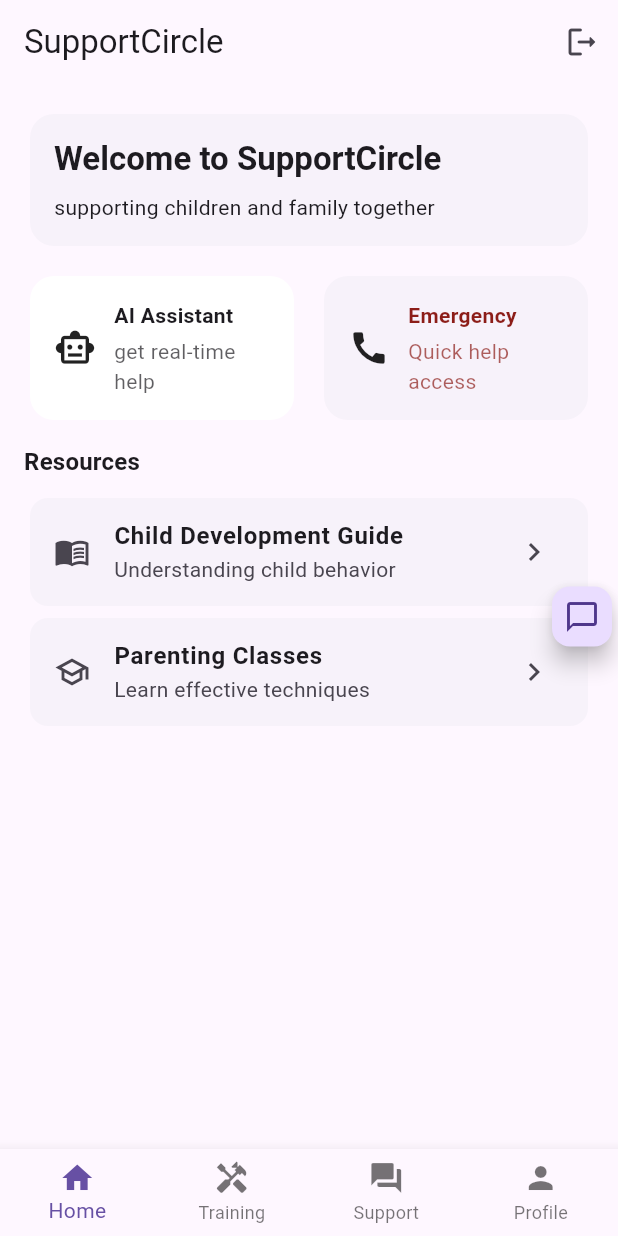
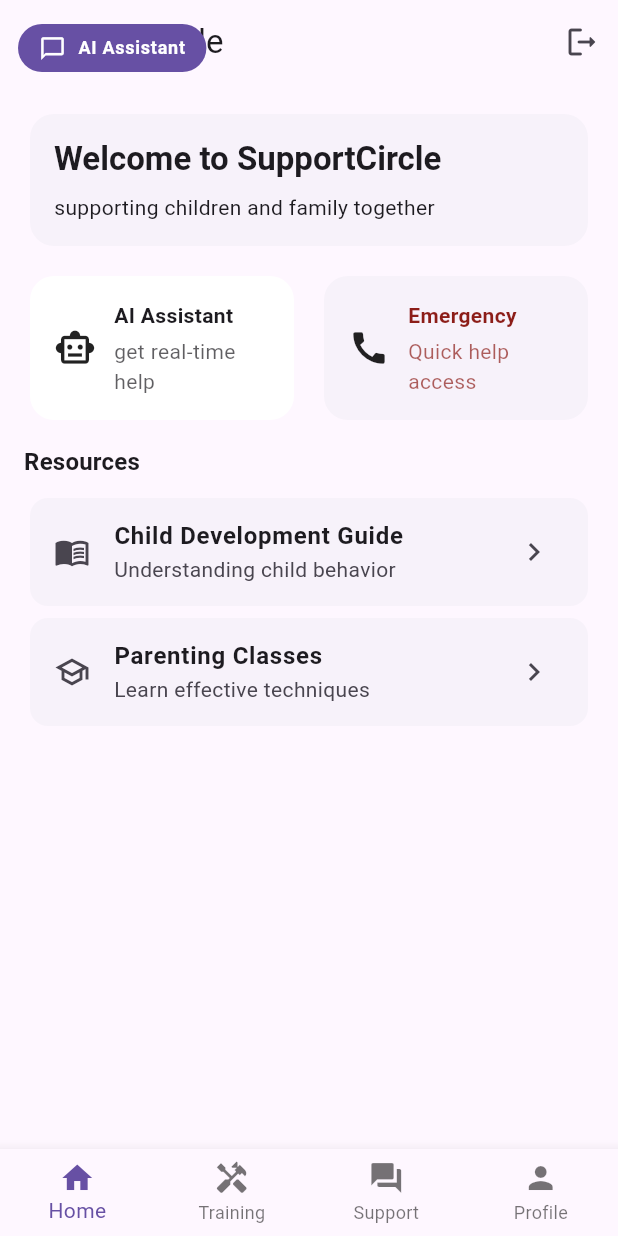
Before and after one commit to henryisacommonname/SupportCircle, a Flutter app: the screen it shows once a user with an empty profile is signed in, on a phone screen of 412 x 824 dp. Run offline on Flutter 3.47's test engine with Material 3 defaults, Android fonts, the phone set to English and light mode, and no system bars; our stand-ins replace cloud_firestore, firebase_auth, firebase_core, rxdart, video_player; accounts and stored records are empty; network calls fail.

Commit message:
working AI screen

```diff
--- a/lib/Core/Services/chatgpt_API_service.dart
+++ b/lib/Core/Services/chatgpt_API_service.dart
@@ -1,20 +1,22 @@
 import 'dart:convert';
-import "package:http/http.dart" as http;
 
-class Chat_API {
-  String baseURL =
-      "https://a23e4be5-1075-4548-baf7-22e80ab91722-00-f46fp7e8sg7i.worf.replit.dev/";
-  Chat_API(this.baseURL);
-  Future<Map<String, dynamic>> chat_json({
-    required String System_Prompt,
-    required String User_Prompt,
+import 'package:http/http.dart' as http;
+
+class ChatApiService {
+  ChatApiService(this.baseUrl);
+
+  final String baseUrl;
+
+  Future<Map<String, dynamic>> chatJson({
+    required String systemPrompt,
+    required String userPrompt,
   }) async {
     final response = await http.post(
-      Uri.parse("$baseURL/chat_json"),
+      Uri.parse('$baseUrl/chat_json'),
       headers: {'Content-Type': 'application/json'},
       body: jsonEncode({
-        'system_prompt': System_Prompt,
-        'user_prompt': User_Prompt,
+        'system_prompt': systemPrompt,
+        'user_prompt': userPrompt,
       }),
     );
     if (response.statusCode != 200) {
--- a/lib/Core/Training_Repository.dart
+++ b/lib/Core/Training_Repository.dart
@@ -1,5 +1,4 @@
 import 'package:cloud_firestore/cloud_firestore.dart';
-import 'package:flutter/material.dart';
 import 'package:rxdart/rxdart.dart';
 
 enum ModuleStatus { notStarted, inProgress, completed }
--- a/lib/Home_Screen.dart
+++ b/lib/Home_Screen.dart
@@ -1,12 +1,9 @@
 import 'package:flutter/material.dart';
-import 'firebase_options.dart';
 import 'Core/Services/auth_service.dart';
 import '/Screens/Home_Tab.dart';
 import 'screens/Profile_Tab.dart';
 import 'screens/Training_Screen.dart';
 import 'screens/Support_Screen.dart';
-import 'Core/Services/chatgpt_API_service.dart';
-import 'Widget/Collapsable_AI_Tool.dart';
 
 class HomeScreen extends StatefulWidget {
   const HomeScreen({super.key});
@@ -17,9 +14,6 @@ class HomeScreen extends StatefulWidget {
 //TAB NAVIGATOR
 class _HomeScreenState extends State<HomeScreen> {
   int index = 0;
-  final _Chat_API = Chat_API(
-    "https://a23e4be5-1075-4548-baf7-22e80ab91722-00-f46fp7e8sg7i.worf.replit.dev/",
-  );
   static const List<Widget> pages = <Widget>[
     HomeTab(),
     TrainingScreen(),
@@ -39,15 +33,7 @@ class _HomeScreenState extends State<HomeScreen> {
           ),
         ],
       ),
-      body: Stack(
-        children: [
-          pages[index],
-          Align(
-            alignment: Alignment.centerRight,
-            child: collapsible_Chat(api: _Chat_API),
-          ),
-        ],
-      ),
+      body: pages[index],
       bottomNavigationBar: SafeArea(
         child: BottomNavigationBar(
           type: BottomNavigationBarType.fixed,
--- a/lib/Screens/Home_Tab.dart
+++ b/lib/Screens/Home_Tab.dart
@@ -24,7 +24,7 @@ class HomeTab extends StatelessWidget {
 
 /*--- Components ---*/
 class WelcomeCard extends StatelessWidget {
-  const WelcomeCard();
+  const WelcomeCard({super.key});
   @override
   Widget build(BuildContext context) {
     final text = Theme.of(context).textTheme;
@@ -53,7 +53,7 @@ class WelcomeCard extends StatelessWidget {
 }
 
 class QuickActionsRow extends StatelessWidget {
-  const QuickActionsRow();
+  const QuickActionsRow({super.key});
   @override
   Widget build(BuildContext context) {
     return Row(
@@ -90,7 +90,7 @@ class QuickActionsCard extends StatelessWidget {
   final IconData QAIcon;
   final String QAroute;
   final bool emph;
-  const QuickActionsCard({
+  const QuickActionsCard({super.key,
     required this.title,
     required this.subtitle,
     required this.QAIcon,
@@ -144,7 +144,7 @@ class QuickActionsCard extends StatelessWidget {
 
 class SectionHeader extends StatelessWidget {
   final String Title;
-  const SectionHeader({required this.Title});
+  const SectionHeader({super.key, required this.Title});
 
   @override
   Widget build(BuildContext context) {
@@ -159,7 +159,7 @@ class SectionHeader extends StatelessWidget {
 
 class ResourceCard extends StatelessWidget {
   final resource Resource;
-  const ResourceCard({required this.Resource});
+  const ResourceCard({super.key, required this.Resource});
 
   @override
   Widget build(BuildContext context) {
--- a/lib/Widget/Collapsable_AI_Tool.dart
+++ b/lib/Widget/Collapsable_AI_Tool.dart
@@ -1,163 +1,376 @@
-import '../Core/Services/chatgpt_API_service.dart';
+import 'dart:math' as math;
+
 import 'package:flutter/material.dart';
 
-class collapsible_Chat extends StatefulWidget {
-  final Chat_API api;
-  const collapsible_Chat({super.key, required this.api});
+import '../Core/Services/chatgpt_api_service.dart';
+
+class CollapsibleChat extends StatefulWidget {
+  const CollapsibleChat({super.key, required this.api});
+
+  final ChatApiService api;
+
   @override
-  State<collapsible_Chat> createState() => Dock_State();
+  State<CollapsibleChat> createState() => _CollapsibleChatState();
 }
 
-class Dock_State extends State<collapsible_Chat> {
-  bool Open = false;
-  final controller = TextEditingController();
-  final List<Map<String, String>> messages = [];
-  bool Busy = false;
+class _CollapsibleChatState extends State<CollapsibleChat> {
+  static const double _handleWidth = 36;
 
-  Future<void> connector() async {
-    final text = controller.text.trim();
-    if (text.isEmpty || Busy) {
-      return;
-    }
-    setState(() {
-      messages.add({"role": "user", "content": text});
-      Busy = true;
-    });
-    controller.clear();
-    try {
-      final Reponse = await widget.api.chat_json(
-        System_Prompt:
-            "You are a community service helper and assist users by answering their questions kindly. Return ONLY JSON of the form {'reply': string}",
-        User_Prompt: text,
-      );
-      final reply = (Reponse['reply'] ?? '').toString();
-      setState(() {
-        messages.add({"role": "assistant", "content": reply});
-      });
-    } catch (e) {
-      setState(() {
-        messages.add({"role": "assistant", "content": 'ERROR: $e'});
-      });
-    } finally {
-      Busy = false;
-      setState(() => Busy = false);
-    }
+  bool _isOpen = false;
+  bool _isBusy = false;
+  final _controller = TextEditingController();
+  final _scrollController = ScrollController();
+  final List<Map<String, String>> _messages = [];
+
+  @override
+  void initState() {
+    super.initState();
+    _controller.addListener(_handleComposerChange);
   }
 
   @override
   void dispose() {
-    controller.dispose();
+    _controller.removeListener(_handleComposerChange);
+    _controller.dispose();
+    _scrollController.dispose();
     super.dispose();
+  }
+
+  Future<void> _sendMessage() async {
+    final text = _controller.text.trim();
+    if (text.isEmpty || _isBusy) {
+      return;
+    }
+
+    setState(() {
+      _isBusy = true;
+      _messages.add({"role": "user", "content": text});
+    });
+    _resetComposer();
+    _scrollToBottom();
+
+    try {
+      final response = await widget.api.chatJson(
+        systemPrompt:
+            "You are a community service helper and assist users by answering their questions kindly. Return ONLY JSON of the form {'reply': string}",
+        userPrompt: text,
+      );
+      final reply = (response['reply'] ?? '').toString();
+
+      if (!mounted) {
+        return;
+      }
+
+      setState(() {
+        _messages.add({"role": "assistant", "content": reply});
+      });
+      _scrollToBottom();
+    } catch (error) {
+      if (!mounted) {
+        return;
+      }
+      setState(() {
+        _messages.add({
+          "role": "assistant",
+          "content": 'Sorry, something went wrong. ($error)',
+        });
+      });
+      _scrollToBottom();
+    } finally {
+      if (mounted) {
+        setState(() {
+          _isBusy = false;
+        });
+      }
+    }
+  }
+
+  void _togglePanel() {
+    setState(() => _isOpen = !_isOpen);
+  }
+
+  void _handleComposerChange() {
+    final value = _controller.value;
+    if (value.text.isEmpty && value.composing.isValid) {
+      _controller.value = value.copyWith(composing: TextRange.empty);
+    }
+  }
+
+  void _resetComposer() {
+    _controller.value = const TextEditingValue();
+  }
+
+  void _scrollToBottom() {
+    WidgetsBinding.instance.addPostFrameCallback((_) {
+      if (!_scrollController.hasClients) {
+        return;
+      }
+      _scrollController.animateTo(
+        _scrollController.position.maxScrollExtent,
+        curve: Curves.easeOutCubic,
+        duration: const Duration(milliseconds: 250),
+      );
+    });
   }
 
   @override
   Widget build(BuildContext context) {
-    final docWidth = MediaQuery.of(
-      context,
-    ).size.width.clamp(320, 420).toDouble();
+    final mediaSize = MediaQuery.of(context).size;
+    final panelWidth = math.min(
+      math.max(mediaSize.width * 0.42, 260.0),
+      360.0,
+    );
+
     return Stack(
       children: [
-        Positioned(
-          child: AnimatedContainer(
-            duration: const Duration(milliseconds: 100),
-            child: Open
-                ? Column(
+        AnimatedPositioned(
+          duration: const Duration(milliseconds: 320),
+          curve: Curves.easeInOutCubic,
+          top: 0,
+          bottom: 0,
+          left: _isOpen ? 0 : -panelWidth + _handleWidth + 12,
+          child: SafeArea(
+            child: SizedBox(
+              width: panelWidth,
+              child: Row(
                 children: [
-                      AppBar(
-                        automaticallyImplyLeading: false,
-                        title: Text(
-                          'Welcome to the AI Chatroom! Ask any questions if needed!',
+                  _ChatHandle(
+                    isOpen: _isOpen,
+                    onTap: _togglePanel,
+                    width: _handleWidth,
                   ),
-                        actions: [
-                          IconButton(
-                            onPressed: () => setState(() => Open = false),
-                            icon: Icon(Icons.close),
-                          ),
-                        ],
-                      ),
+                  const SizedBox(width: 12),
                   Expanded(
-                        child: ListView.builder(
-                          itemCount: messages.length,
-                          padding: const EdgeInsets.all(16),
-                          itemBuilder: (context, i) {
-                            final Message = messages[i];
-                            final isUser = Message['role'] == 'user';
-                            final avatar = CircleAvatar(
-                              radius: 16,
-                              backgroundColor: isUser
-                                  ? Theme.of(context).colorScheme.primary
-                                  : Theme.of(context).colorScheme.secondary,
-                              child: Icon(
-                                isUser
-                                    ? Icons.person
-                                    : (Icons.psychology_outlined),
-                                size: 20,
-                                color: Colors.white,
-                              ),
-                            );
-                            final bubble = Container(
-                              padding: const EdgeInsets.all(10),
-                              constraints: BoxConstraints(
-                                maxWidth: docWidth * 0.85,
-                              ),
-                              decoration: BoxDecoration(
-                                color: isUser
-                                    ? Theme.of(
-                                        context,
-                                      ).colorScheme.primaryContainer
-                                    : Theme.of(
-                                        context,
-                                      ).colorScheme.secondaryContainer,
-                                borderRadius: BorderRadius.circular(12),
-                              ),
-                              child: Text(Message['content'] ?? ''),
-                            );
-                          },
+                    child: IgnorePointer(
+                      ignoring: !_isOpen,
+                      child: AnimatedOpacity(
+                        duration: const Duration(milliseconds: 200),
+                        opacity: _isOpen ? 1 : 0,
+                        curve: Curves.easeIn,
+                        child: _buildPanel(context),
                       ),
                     ),
-                      Padding(
-                        padding: const EdgeInsets.fromLTRB(12, 0, 12, 12),
-                        child: Row(
-                          children: [
-                            Expanded(
-                              child: TextField(
-                                controller: controller,
-                                minLines: 1,
-                                maxLines: 6,
-                                decoration: InputDecoration(
-                                  hintText: "ask the AI",
-                                  border: OutlineInputBorder(),
-                                  isDense: true,
-                                ),
-                                onSubmitted: (_) => connector(),
-                              ),
-                            ),
-                            const SizedBox(width: 8),
-                            IconButton(
-                              onPressed: Busy ? null : connector,
-                              icon: Busy
-                                  ? const SizedBox(
-                                      width: 22,
-                                      height: 22,
-                                      child: CircularProgressIndicator(),
-                                    )
-                                  : Icon(Icons.keyboard_return),
                   ),
                 ],
               ),
             ),
-                    ],
-                  )
-                : const SizedBox.shrink(),
           ),
         ),
         Positioned(
-          child: FloatingActionButton.small(
-            onPressed: () => setState(() => Open = !Open),
-            child: Icon(Open ? Icons.chevron_left : Icons.chat_bubble_outline),
+          left: 0,
+          top: 0,
+          child: SafeArea(
+            child: Padding(
+              padding: const EdgeInsets.all(12),
+              child: AnimatedOpacity(
+                duration: const Duration(milliseconds: 200),
+                opacity: _isOpen ? 0 : 1,
+                curve: Curves.easeInOut,
+                child: IgnorePointer(
+                  ignoring: _isOpen,
+                  child: FilledButton.icon(
+                    onPressed: _togglePanel,
+                    icon: const Icon(Icons.chat_bubble_outline, size: 18),
+                    label: const Text('AI Assistant'),
+                    style: FilledButton.styleFrom(
+                      padding: const EdgeInsets.symmetric(
+                        horizontal: 14,
+                        vertical: 10,
+                      ),
+                      textStyle: Theme.of(context)
+                          .textTheme
+                          .labelMedium
+                          ?.copyWith(fontWeight: FontWeight.w600),
+                      visualDensity: VisualDensity.compact,
+                    ),
+                  ),
+                ),
+              ),
+            ),
           ),
         ),
       ],
     );
   }
+
+  Widget _buildPanel(BuildContext context) {
+    return Padding(
+      padding: const EdgeInsets.only(right: 12),
+      child: Material(
+        elevation: 8,
+        borderRadius: const BorderRadius.horizontal(
+          right: Radius.circular(24),
+        ),
+        clipBehavior: Clip.antiAlias,
+        color: Theme.of(context).colorScheme.surface,
+        child: Column(
+          children: [
+            _buildHeader(context),
+            const Divider(height: 1),
+            Expanded(
+              child: ListView.builder(
+                controller: _scrollController,
+                padding: const EdgeInsets.fromLTRB(16, 16, 16, 12),
+                itemCount: _messages.length,
+                itemBuilder: (context, index) {
+                  final message = _messages[index];
+                  final isUser = message['role'] == 'user';
+                  return Padding(
+                    padding: const EdgeInsets.symmetric(vertical: 8),
+                    child: Align(
+                      alignment: isUser
+                          ? Alignment.centerRight
+                          : Alignment.centerLeft,
+                      child: _MessageBubble(
+                        isUser: isUser,
+                        text: message['content'] ?? '',
+                      ),
+                    ),
+                  );
+                },
+              ),
+            ),
+            const Divider(height: 1),
+            _buildComposer(context),
+          ],
+        ),
+      ),
+    );
   }
+
+  Widget _buildHeader(BuildContext context) {
+    final theme = Theme.of(context);
+    return InkWell(
+      onTap: _togglePanel,
+      child: Container(
+        color: theme.colorScheme.primaryContainer,
+        padding: const EdgeInsets.symmetric(horizontal: 16, vertical: 14),
+        child: Row(
+          crossAxisAlignment: CrossAxisAlignment.start,
+          children: [
+            Icon(
+              Icons.psychology_outlined,
+              size: 20,
+              color: theme.colorScheme.onPrimaryContainer,
+            ),
+            const SizedBox(width: 8),
+            Expanded(
+              child: Text(
+                'Need a hand?\nAsk our AI assistant.',
+                style: theme.textTheme.titleMedium,
+              ),
+            ),
+          ],
+        ),
+      ),
+    );
+  }
+
+  Widget _buildComposer(BuildContext context) {
+    return Padding(
+      padding: const EdgeInsets.fromLTRB(16, 12, 16, 16),
+      child: Row(
+        children: [
+          Expanded(
+            child: TextField(
+              controller: _controller,
+              minLines: 1,
+              maxLines: 4,
+              decoration: const InputDecoration(
+                hintText: 'Ask the AI assistant…',
+                border: OutlineInputBorder(),
+                isDense: true,
+              ),
+              onSubmitted: (_) => _sendMessage(),
+            ),
+          ),
+          const SizedBox(width: 8),
+          IconButton(
+            onPressed: _isBusy ? null : _sendMessage,
+            icon: _isBusy
+                ? const SizedBox(
+                    width: 20,
+                    height: 20,
+                    child: CircularProgressIndicator(strokeWidth: 2),
+                  )
+                : const Icon(Icons.send),
+          ),
+        ],
+      ),
+    );
+  }
+}
+
+class _ChatHandle extends StatelessWidget {
+  const _ChatHandle({
+    required this.isOpen,
+    required this.onTap,
+    required this.width,
+  });
+
+  final bool isOpen;
+  final VoidCallback onTap;
+  final double width;
+
+  @override
+  Widget build(BuildContext context) {
+    final theme = Theme.of(context);
+    return SizedBox(
+      width: width,
+      child: Center(
+        child: Material(
+          color: theme.colorScheme.primary,
+          elevation: 3,
+          shape: const StadiumBorder(),
+          child: InkWell(
+            onTap: onTap,
+            customBorder: const StadiumBorder(),
+            child: Padding(
+              padding: const EdgeInsets.symmetric(vertical: 14, horizontal: 6),
+              child: Icon(
+                isOpen ? Icons.chevron_left : Icons.chat_bubble_outline,
+                color: theme.colorScheme.onPrimary,
+                size: width * 0.75,
+              ),
+            ),
+          ),
+        ),
+      ),
+    );
+  }
+}
+
+class _MessageBubble extends StatelessWidget {
+  const _MessageBubble({
+    required this.isUser,
+    required this.text,
+  });
+
+  final bool isUser;
+  final String text;
+
+  @override
+  Widget build(BuildContext context) {
+    final theme = Theme.of(context);
+    final bubbleColor = isUser
+        ? theme.colorScheme.primaryContainer
+        : theme.colorScheme.secondaryContainer;
+    final textColor = isUser
+        ? theme.colorScheme.onPrimaryContainer
+        : theme.colorScheme.onSecondaryContainer;
+
+    return DecoratedBox(
+      decoration: BoxDecoration(
+        color: bubbleColor,
+        borderRadius: BorderRadius.circular(16),
+      ),
+      child: Padding(
+        padding: const EdgeInsets.symmetric(horizontal: 14, vertical: 10),
+        child: Text(
+          text,
+          style: theme.textTheme.bodyMedium?.copyWith(color: textColor),
+        ),
+      ),
+    );
+  }
+}
--- a/lib/main.dart
+++ b/lib/main.dart
@@ -3,10 +3,12 @@ import 'package:draft_1/Screens/Pfp_Editing_Screen.dart';
 import 'package:draft_1/Screens/Register_Screen.dart';
 import 'package:flutter/material.dart';
 import 'package:firebase_core/firebase_core.dart';
+
 import 'Core/Services/auth_gate.dart';
+import 'Core/Services/chatgpt_api_service.dart';
+import 'Widget/Collapsable_AI_Tool.dart';
 import 'firebase_options.dart';
 import 'Home_Screen.dart';
-import 'Screens/Support_Screen.dart';
 
 void main() async {
   WidgetsFlutterBinding.ensureInitialized();
@@ -15,12 +17,29 @@ void main() async {
 }
 
 class MyApp extends StatelessWidget {
+  MyApp({super.key});
+
+  final ChatApiService _chatApi = ChatApiService(
+    "https://a23e4be5-1075-4548-baf7-22e80ab91722-00-f46fp7e8sg7i.worf.replit.dev/",
+  );
+
   @override
   Widget build(BuildContext context) {
     return MaterialApp(
       title: 'Henry App',
       theme: ThemeData(primarySwatch: Colors.indigo),
       home: AuthGate(),
+      builder: (context, child) {
+        if (child == null) {
+          return const SizedBox.shrink();
+        }
+        return Stack(
+          children: [
+            child,
+            CollapsibleChat(api: _chatApi),
+          ],
+        );
+      },
       routes: {
         "/login": (context) => LoginScreen(),
         "/Register": (context) => RegisterScreen(),
--- a/pubspec.yaml
+++ b/pubspec.yaml
@@ -39,6 +39,7 @@ dependencies:
   cupertino_icons: ^1.0.8
   rxdart: ^0.28.0
   video_player: ^2.10.0
+  http: ^1.2.2
 
 dev_dependencies:
   flutter_test:
```
Also changed, not shown: lib/Screens/Training_Screen.dart (+4 -4 lines), pubspec.lock. Lines whose indentation alone changed are shown as unchanged.
